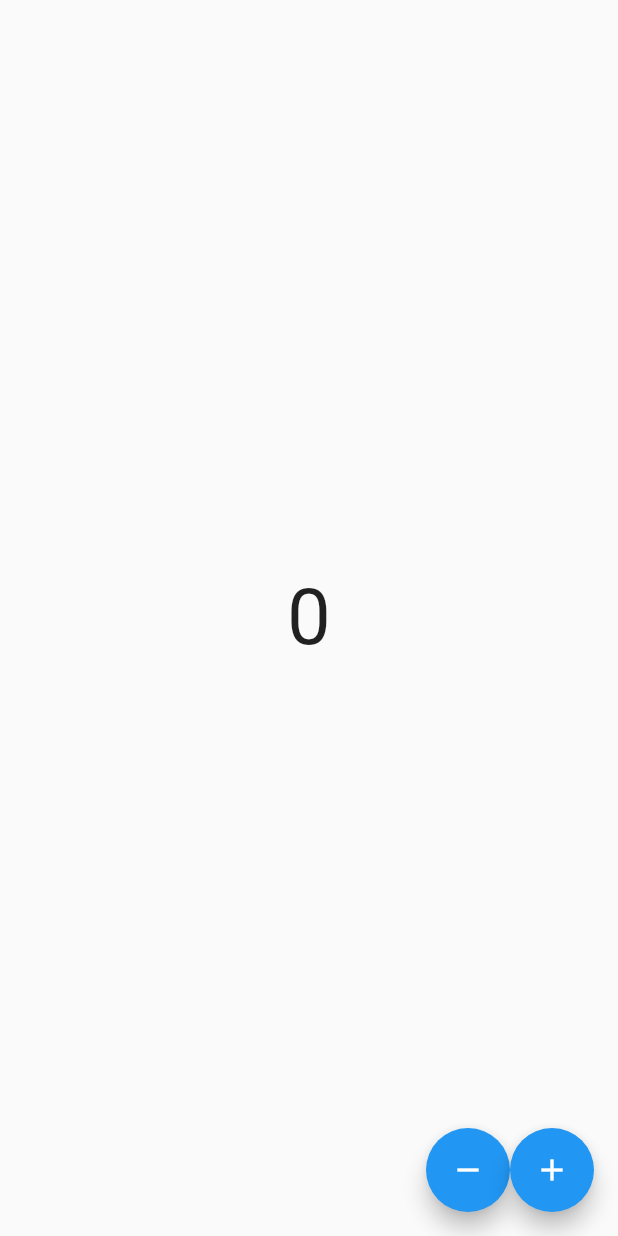
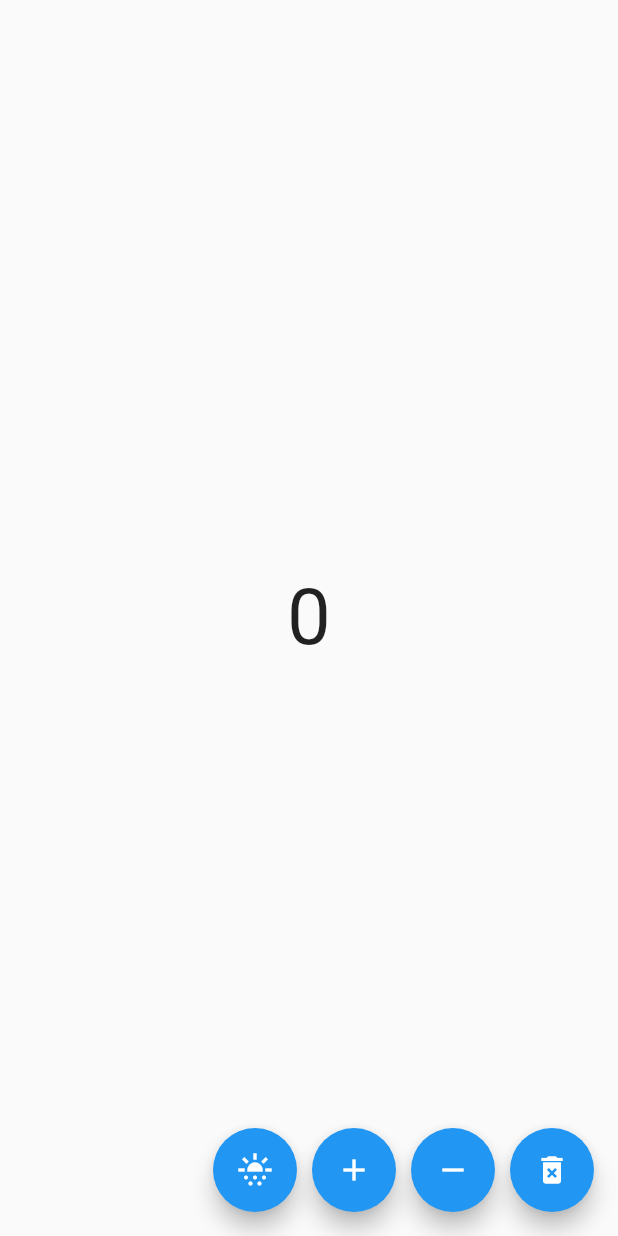
Before and after one commit to mshivkumar/flutter_bloc, a Flutter app: the screen it shows after launch, on a phone screen of 412 x 824 dp. Run offline on Flutter 3.47's test engine with Material 2 defaults, Android fonts, the phone set to English and light mode, and no system bars; our stand-ins replace bloc, equatable, flutter_bloc.

Commit message:
hyderated bloc

```diff
--- /dev/null
+++ b/lib/blocs/counter/counter_bloc.dart
@@ -0,0 +1,26 @@
+import 'dart:async';
+
+import 'package:bloc/bloc.dart';
+import 'package:equatable/equatable.dart';
+
+part 'counter_event.dart';
+
+part 'counter_state.dart';
+
+class CounterBloc extends Bloc<CounterEvent, CounterState> {
+  CounterBloc() : super(CounterState.initial()) {
+    on<IncrementCounterEvent>(_incrementCounter);
+
+    on<DecrementCounterEvent>(_decrementCounter);
+  }
+
+  void _incrementCounter(
+      IncrementCounterEvent event, Emitter<CounterState> emit) {
+    emit(state.copyWith(counter: state.counter + 1));
+  }
+
+  void _decrementCounter(
+      DecrementCounterEvent event, Emitter<CounterState> emit) {
+    emit(state.copyWith(counter: state.counter - 1));
+  }
+}
--- /dev/null
+++ b/lib/blocs/counter/counter_event.dart
@@ -0,0 +1,12 @@
+part of 'counter_bloc.dart';
+
+abstract class CounterEvent extends Equatable {
+  const CounterEvent();
+
+  @override
+  List<Object> get props => [];
+}
+
+class IncrementCounterEvent extends CounterEvent {}
+
+class DecrementCounterEvent extends CounterEvent {}
--- a/lib/screens/cubits/counter/counter_state.dart
+++ b/lib/blocs/counter/counter_state.dart
@@ -1,7 +1,12 @@
-part of 'counter_cubit.dart';
+part of 'counter_bloc.dart';
 
 class CounterState extends Equatable {
   final int counter;
+
+  @override
+  List<Object> get props => [counter];
+
+//<editor-fold desc="Data Methods">
 
   const CounterState({
     required this.counter,
@@ -36,7 +41,7 @@ class CounterState extends Equatable {
 
   Map<String, dynamic> toMap() {
     return {
-      'counter': this.counter,
+      'counter': counter,
     };
   }
 
@@ -46,9 +51,5 @@ class CounterState extends Equatable {
     );
   }
 
-  @override
-  // TODO: implement props
-  List<Object?> get props => [counter];
-
 //</editor-fold>
 }
--- /dev/null
+++ b/lib/blocs/theme/theme_bloc.dart
@@ -0,0 +1,19 @@
+import 'dart:async';
+
+import 'package:bloc/bloc.dart';
+import 'package:equatable/equatable.dart';
+
+part 'theme_event.dart';
+
+part 'theme_state.dart';
+
+class ThemeBloc extends Bloc<ThemeEvent, ThemeState> {
+  ThemeBloc() : super(ThemeState.initial()) {
+    on<ToggleThemeEvent>((event, emit) {
+      emit(state.copyWith(
+        appTheme:
+            (state.appTheme == AppTheme.light) ? AppTheme.dark : AppTheme.light,
+      ));
+    });
+  }
+}
--- /dev/null
+++ b/lib/blocs/theme/theme_event.dart
@@ -0,0 +1,10 @@
+part of 'theme_bloc.dart';
+
+abstract class ThemeEvent extends Equatable {
+  const ThemeEvent();
+
+  @override
+  List<Object> get props => [];
+}
+
+class ToggleThemeEvent extends ThemeEvent {}
--- /dev/null
+++ b/lib/blocs/theme/theme_state.dart
@@ -0,0 +1,57 @@
+part of 'theme_bloc.dart';
+
+enum AppTheme { light, dark }
+
+class ThemeState extends Equatable {
+  final AppTheme appTheme;
+
+  @override
+  List<Object> get props => [appTheme];
+
+//<editor-fold desc="Data Methods">
+
+  const ThemeState({
+    required this.appTheme,
+  });
+
+  factory ThemeState.initial() {
+    return const ThemeState(appTheme: AppTheme.light);
+  }
+
+  @override
+  bool operator ==(Object other) =>
+      identical(this, other) ||
+      (other is ThemeState &&
+          runtimeType == other.runtimeType &&
+          appTheme == other.appTheme);
+
+  @override
+  int get hashCode => appTheme.hashCode;
+
+  @override
+  String toString() {
+    return 'ThemeState{ appTheme: $appTheme,}';
+  }
+
+  ThemeState copyWith({
+    AppTheme? appTheme,
+  }) {
+    return ThemeState(
+      appTheme: appTheme ?? this.appTheme,
+    );
+  }
+
+  Map<String, dynamic> toMap() {
+    return {
+      'appTheme': appTheme,
+    };
+  }
+
+  factory ThemeState.fromMap(Map<String, dynamic> map) {
+    return ThemeState(
+      appTheme: map['appTheme'] as AppTheme,
+    );
+  }
+
+//</editor-fold>
+}
--- a/lib/main.dart
+++ b/lib/main.dart
@@ -1,6 +1,7 @@
 import 'package:flutter/material.dart';
 import 'package:flutter_bloc/flutter_bloc.dart';
-import 'package:testapp/screens/cubits/counter/counter_cubit.dart';
+import 'package:testapp/blocs/counter/counter_bloc.dart';
+import 'package:testapp/blocs/theme/theme_bloc.dart';
 import 'package:testapp/screens/home_page.dart';
 
 void main() {
@@ -13,14 +14,21 @@ class MyApp extends StatelessWidget {
   // This widget is the root of your application.
   @override
   Widget build(BuildContext context) {
-    return BlocProvider<CounterCubit>(
-      create: (context) => CounterCubit(),
-      child: MaterialApp(
-        title: 'Flutter Demo',
-        theme: ThemeData(
-          primarySwatch: Colors.blue,
-        ),
-        home: const HomePage(),
+    return MultiBlocProvider(
+      providers: [
+        BlocProvider(create: (context) => CounterBloc()),
+        BlocProvider(create: (context) => ThemeBloc()),
+      ],
+      child: Builder(
+        builder: (context) {
+          return MaterialApp(
+            title: 'Flutter Demo',
+            theme: (context.watch<ThemeBloc>().state.appTheme == AppTheme.light)
+                ? ThemeData.light()
+                : ThemeData.dark(),
+            home: const HomePage(),
+          );
+        }
       ),
     );
   }
--- a/lib/screens/cubits/counter/counter_cubit.dart
+++ /dev/null
@@ -1,16 +0,0 @@
-import 'package:bloc/bloc.dart';
-import 'package:equatable/equatable.dart';
-
-part 'counter_state.dart';
-
-class CounterCubit extends Cubit<CounterState> {
-  CounterCubit() : super(CounterState.initial());
-
-  void increment() {
-    emit(state.copyWith(counter: state.counter + 1));
-  }
-
-  void decrement() {
-    emit(state.copyWith(counter: state.counter - 1));
-  }
-}
--- a/lib/screens/home_page.dart
+++ b/lib/screens/home_page.dart
@@ -1,45 +1,54 @@
 import 'package:flutter/material.dart';
 import 'package:flutter_bloc/flutter_bloc.dart';
-import 'package:testapp/screens/cubits/counter/counter_cubit.dart';
+import 'package:testapp/blocs/counter/counter_bloc.dart';
+import 'package:testapp/blocs/theme/theme_bloc.dart';
 
 class HomePage extends StatelessWidget {
   const HomePage({Key? key}) : super(key: key);
 
   @override
   Widget build(BuildContext context) {
-    var counterProvider = BlocProvider.of<CounterCubit>(context);
-
     return Scaffold(
-      body: BlocConsumer<CounterCubit, CounterState>(
-        listener: (context, state) {
-          // TODO: implement listener
-        },
-        builder: (context, state) {
-          return Center(
-            child: Text(
-              '${state.counter}',
-              style: const TextStyle(fontSize: 52),
-            ),
-          );
-        },
+      body: Center(
+        child: Text(
+          '${context.watch<CounterBloc>().state.counter}',
+          style: const TextStyle(fontSize: 52),
+        ),
       ),
       floatingActionButton: Row(
         mainAxisAlignment: MainAxisAlignment.end,
         children: [
           FloatingActionButton(
             onPressed: () {
-              context.read<CounterCubit>().decrement();
+              context.read<ThemeBloc>().add(ToggleThemeEvent());
+            },
+            child: const Icon(
+              Icons.sunny_snowing,
+            ),
+          ),
+          const SizedBox(width: 10.0),
+          FloatingActionButton(
+            onPressed: () {
+              context.read<CounterBloc>().add(IncrementCounterEvent());
+            },
+            child: const Icon(
+              Icons.add,
+            ),
+          ),
+          const SizedBox(width: 10.0),
+          FloatingActionButton(
+            onPressed: () {
+              context.read<CounterBloc>().add(DecrementCounterEvent());
             },
             child: const Icon(
               Icons.remove,
             ),
           ),
+          const SizedBox(width: 10.0),
           FloatingActionButton(
-            onPressed: () {
-              context.read<CounterCubit>().increment();
-            },
+            onPressed: () {},
             child: const Icon(
-              Icons.add,
+              Icons.delete_forever,
             ),
           )
         ],
```
Also changed, not shown: lib/screens/other_screen.dart (deleted, +0 -20 lines).
